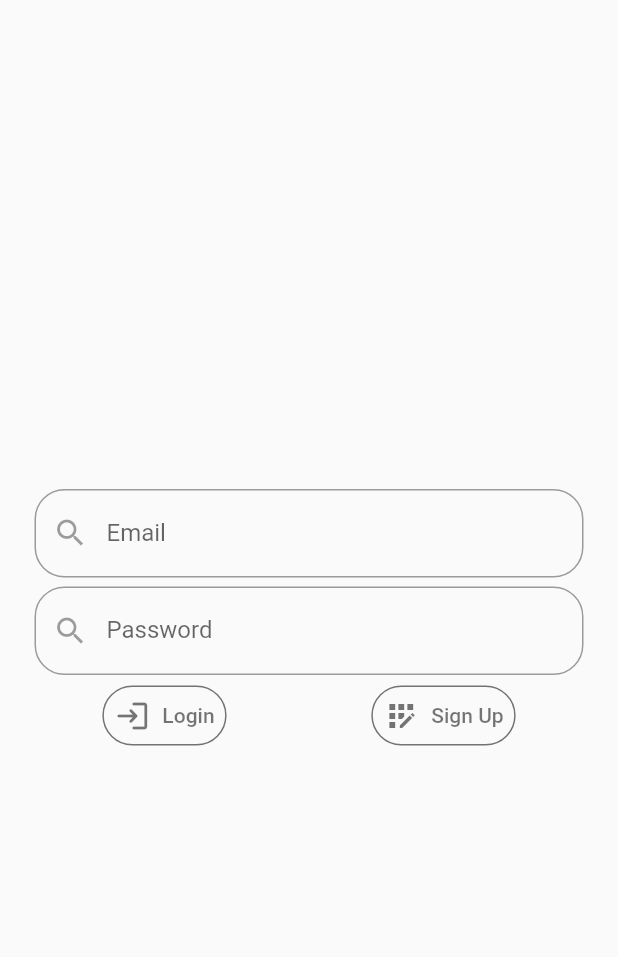
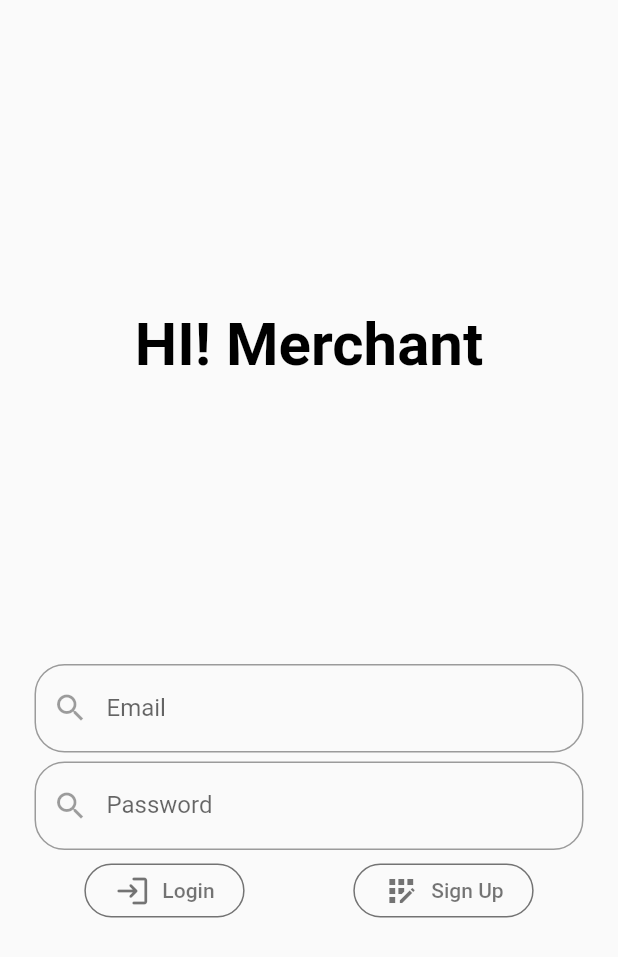
Before and after one commit to RGTechno/ANYBUY, a Flutter app: the screen it shows after launch, in the side drawer, after a tap on "I Am A Merchant", on a phone screen of 412 x 824 dp. Shown: the top 957 px of the screen. Run offline on Flutter 3.47's test engine with Material 2 defaults, Android fonts, the phone set to English and light mode, and no system bars; our stand-ins replace google_fonts; network calls fail.

Commit message:
merchant auth screen

```diff
--- a/lib/main.dart
+++ b/lib/main.dart
@@ -1,5 +1,6 @@
-import 'package:anybuy/screens/Auth_Screen.dart';
+import 'file:///E:/App_Projects/anybuy/lib/screens/auth/AuthHome_Screen.dart';
 import 'package:anybuy/screens/Home_Screen.dart';
+import 'package:anybuy/screens/auth/AuthMerch_Screen.dart';
 import 'package:flutter/material.dart';
 import 'package:flutter/services.dart';
 
@@ -22,6 +23,7 @@ class MyApp extends StatelessWidget {
       home: HomeScreen(),
       routes: {
         "/authHome": (_) => AuthHome(),
+        "/authMerchant": (_) => AuthMerchant(),
       },
     );
   }
--- a/lib/screens/Auth_Screen.dart
+++ /dev/null
@@ -1,108 +0,0 @@
-import 'package:anybuy/widgets/InputFieldDec.dart';
-import 'package:flutter/material.dart';
-import 'package:google_fonts/google_fonts.dart';
-
-class AuthHome extends StatefulWidget {
-  @override
-  _AuthHomeState createState() => _AuthHomeState();
-}
-
-class _AuthHomeState extends State<AuthHome> {
-  final _authHomeKey = GlobalKey<FormState>();
-
-  @override
-  Widget build(BuildContext context) {
-    return GestureDetector(
-      onTap: () {
-        FocusScope.of(context).unfocus();
-      },
-      child: Scaffold(
-        body: Container(
-          padding: EdgeInsets.all(10),
-          alignment: Alignment.center,
-          margin: EdgeInsets.all(10),
-          child: Form(
-            key: _authHomeKey,
-            child: Column(
-              mainAxisSize: MainAxisSize.min,
-              mainAxisAlignment: MainAxisAlignment.center,
-              children: [
-                Padding(
-                  padding: const EdgeInsets.all(3.0),
-                  child: TextFormField(
-                    decoration: inpDec(
-                      "Enter Email-ID",
-                      "Email",
-                    ),
-                  ),
-                ),
-                Padding(
-                  padding: const EdgeInsets.all(3.0),
-                  child: TextFormField(
-                    decoration: inpDec(
-                      "Enter Password",
-                      "Password",
-                    ),
-                  ),
-                ),
-                Row(
-                  mainAxisAlignment: MainAxisAlignment.spaceAround,
-                  children: [
-                    TextButton.icon(
-                      onPressed: () {},
-                      icon: Icon(
-                        Icons.login_rounded,
-                        color: Colors.black54,
-                      ),
-                      label: Text(
-                        "Login",
-                        style: GoogleFonts.architectsDaughter(
-                          color: Colors.black54,
-                        ),
-                      ),
-                      style: ButtonStyle(
-                        shape:
-                            MaterialStateProperty.all<RoundedRectangleBorder>(
-                          RoundedRectangleBorder(
-                            borderRadius: BorderRadius.circular(30),
-                            side: BorderSide(
-                              color: Colors.black54,
-                            ),
-                          ),
-                        ),
-                      ),
-                    ),
-                    TextButton.icon(
-                      onPressed: () {},
-                      icon: Icon(
-                        Icons.app_registration,
-                        color: Colors.black54,
-                      ),
-                      label: Text(
-                        "Sign Up",
-                        style: GoogleFonts.architectsDaughter(
-                          color: Colors.black54,
-                        ),
-                      ),
-                      style: ButtonStyle(
-                        shape:
-                            MaterialStateProperty.all<RoundedRectangleBorder>(
-                          RoundedRectangleBorder(
-                            borderRadius: BorderRadius.circular(30),
-                            side: BorderSide(
-                              color: Colors.black54,
-                            ),
-                          ),
-                        ),
-                      ),
-                    ),
-                  ],
-                ),
-              ],
-            ),
-          ),
-        ),
-      ),
-    );
-  }
-}
--- /dev/null
+++ b/lib/screens/auth/AuthHome_Screen.dart
@@ -0,0 +1,136 @@
+import 'package:anybuy/widgets/InputFieldDec.dart';
+import 'package:flutter/material.dart';
+import 'package:google_fonts/google_fonts.dart';
+
+class AuthHome extends StatefulWidget {
+  @override
+  _AuthHomeState createState() => _AuthHomeState();
+}
+
+class _AuthHomeState extends State<AuthHome> {
+  final _authHomeKey = GlobalKey<FormState>();
+
+  @override
+  Widget build(BuildContext context) {
+    return GestureDetector(
+      onTap: () {
+        FocusScope.of(context).unfocus();
+      },
+      child: Scaffold(
+        // appBar: AppBar(
+        //   elevation: 0,
+        //   iconTheme: IconThemeData(
+        //     color: Colors.black87,
+        //   ),
+        //   backgroundColor: Colors.transparent,
+        // ),
+        body: Container(
+          padding: EdgeInsets.all(10),
+          alignment: Alignment.center,
+          margin: EdgeInsets.all(10),
+          child: Column(
+            mainAxisAlignment: MainAxisAlignment.spaceEvenly,
+            children: [
+              Text(
+                "HI! User",
+                style: GoogleFonts.architectsDaughter(
+                  color: Colors.black,
+                  fontSize: 40,
+                  fontWeight: FontWeight.bold,
+                ),
+              ),
+              Form(
+                key: _authHomeKey,
+                child: Column(
+                  mainAxisSize: MainAxisSize.min,
+                  mainAxisAlignment: MainAxisAlignment.center,
+                  children: [
+                    Padding(
+                      padding: const EdgeInsets.all(3.0),
+                      child: TextFormField(
+                        decoration: inpDec(
+                          "Enter Email-ID",
+                          "Email",
+                        ),
+                      ),
+                    ),
+                    Padding(
+                      padding: const EdgeInsets.all(3.0),
+                      child: TextFormField(
+                        decoration: inpDec(
+                          "Enter Password",
+                          "Password",
+                        ),
+                      ),
+                    ),
+                    Row(
+                      mainAxisAlignment: MainAxisAlignment.spaceAround,
+                      children: [
+                        TextButton.icon(
+                          onPressed: () {},
+                          icon: Icon(
+                            Icons.login_rounded,
+                            color: Colors.black54,
+                          ),
+                          label: Text(
+                            "Login",
+                            style: GoogleFonts.architectsDaughter(
+                              color: Colors.black54,
+                            ),
+                          ),
+                          style: ButtonStyle(
+                            padding:
+                                MaterialStateProperty.all<EdgeInsetsGeometry>(
+                              EdgeInsets.symmetric(horizontal: 20),
+                            ),
+                            shape: MaterialStateProperty.all<
+                                RoundedRectangleBorder>(
+                              RoundedRectangleBorder(
+                                borderRadius: BorderRadius.circular(30),
+                                side: BorderSide(
+                                  color: Colors.black54,
+                                ),
+                              ),
+                            ),
+                          ),
+                        ),
+                        TextButton.icon(
+                          onPressed: () {},
+                          icon: Icon(
+                            Icons.app_registration,
+                            color: Colors.black54,
+                          ),
+                          label: Text(
+                            "Sign Up",
+                            style: GoogleFonts.architectsDaughter(
+                              color: Colors.black54,
+                            ),
+                          ),
+                          style: ButtonStyle(
+                            padding:
+                                MaterialStateProperty.all<EdgeInsetsGeometry>(
+                              EdgeInsets.symmetric(horizontal: 20),
+                            ),
+                            shape: MaterialStateProperty.all<
+                                RoundedRectangleBorder>(
+                              RoundedRectangleBorder(
+                                borderRadius: BorderRadius.circular(30),
+                                side: BorderSide(
+                                  color: Colors.black54,
+                                ),
+                              ),
+                            ),
+                          ),
+                        ),
+                      ],
+                    ),
+                  ],
+                ),
+              ),
+            ],
+          ),
+        ),
+      ),
+    );
+  }
+}
--- /dev/null
+++ b/lib/screens/auth/AuthMerch_Screen.dart
@@ -0,0 +1,136 @@
+import 'package:anybuy/widgets/InputFieldDec.dart';
+import 'package:flutter/material.dart';
+import 'package:google_fonts/google_fonts.dart';
+
+class AuthMerchant extends StatefulWidget {
+  @override
+  _AuthMerchantState createState() => _AuthMerchantState();
+}
+
+class _AuthMerchantState extends State<AuthMerchant> {
+  final _authMerchantKey = GlobalKey<FormState>();
+
+  @override
+  Widget build(BuildContext context) {
+    return GestureDetector(
+      onTap: () {
+        FocusScope.of(context).unfocus();
+      },
+      child: Scaffold(
+        // appBar: AppBar(
+        //   elevation: 0,
+        //   iconTheme: IconThemeData(
+        //     color: Colors.black87,
+        //   ),
+        //   backgroundColor: Colors.transparent,
+        // ),
+        body: Container(
+          padding: EdgeInsets.all(10),
+          alignment: Alignment.center,
+          margin: EdgeInsets.all(10),
+          child: Column(
+            mainAxisAlignment: MainAxisAlignment.spaceEvenly,
+            children: [
+              Text(
+                "HI! Merchant",
+                style: GoogleFonts.architectsDaughter(
+                  color: Colors.black,
+                  fontSize: 40,
+                  fontWeight: FontWeight.bold,
+                ),
+              ),
+              Form(
+                key: _authMerchantKey,
+                child: Column(
+                  mainAxisSize: MainAxisSize.min,
+                  mainAxisAlignment: MainAxisAlignment.center,
+                  children: [
+                    Padding(
+                      padding: const EdgeInsets.all(3.0),
+                      child: TextFormField(
+                        decoration: inpDec(
+                          "Enter Email-ID",
+                          "Email",
+                        ),
+                      ),
+                    ),
+                    Padding(
+                      padding: const EdgeInsets.all(3.0),
+                      child: TextFormField(
+                        decoration: inpDec(
+                          "Enter Password",
+                          "Password",
+                        ),
+                      ),
+                    ),
+                    Row(
+                      mainAxisAlignment: MainAxisAlignment.spaceAround,
+                      children: [
+                        TextButton.icon(
+                          onPressed: () {},
+                          icon: Icon(
+                            Icons.login_rounded,
+                            color: Colors.black54,
+                          ),
+                          label: Text(
+                            "Login",
+                            style: GoogleFonts.architectsDaughter(
+                              color: Colors.black54,
+                            ),
+                          ),
+                          style: ButtonStyle(
+                            padding:
+                                MaterialStateProperty.all<EdgeInsetsGeometry>(
+                              EdgeInsets.symmetric(horizontal: 20),
+                            ),
+                            shape: MaterialStateProperty.all<
+                                RoundedRectangleBorder>(
+                              RoundedRectangleBorder(
+                                borderRadius: BorderRadius.circular(30),
+                                side: BorderSide(
+                                  color: Colors.black54,
+                                ),
+                              ),
+                            ),
+                          ),
+                        ),
+                        TextButton.icon(
+                          onPressed: () {},
+                          icon: Icon(
+                            Icons.app_registration,
+                            color: Colors.black54,
+                          ),
+                          label: Text(
+                            "Sign Up",
+                            style: GoogleFonts.architectsDaughter(
+                              color: Colors.black54,
+                            ),
+                          ),
+                          style: ButtonStyle(
+                            padding:
+                                MaterialStateProperty.all<EdgeInsetsGeometry>(
+                              EdgeInsets.symmetric(horizontal: 20),
+                            ),
+                            shape: MaterialStateProperty.all<
+                                RoundedRectangleBorder>(
+                              RoundedRectangleBorder(
+                                borderRadius: BorderRadius.circular(30),
+                                side: BorderSide(
+                                  color: Colors.black54,
+                                ),
+                              ),
+                            ),
+                          ),
+                        ),
+                      ],
+                    ),
+                  ],
+                ),
+              ),
+            ],
+          ),
+        ),
+      ),
+    );
+  }
+}
--- a/lib/widgets/Drawer.dart
+++ b/lib/widgets/Drawer.dart
@@ -17,7 +17,7 @@ class DrawerMenu extends StatelessWidget {
             leading: Icon(Icons.person_add_alt_1_rounded),
             title: Text("I Am A Merchant"),
             onTap: () {
-              Navigator.of(context).pushNamed("/authHome");
+              Navigator.of(context).pushNamed("/authMerchant");
             },
           ),
         ],
```
